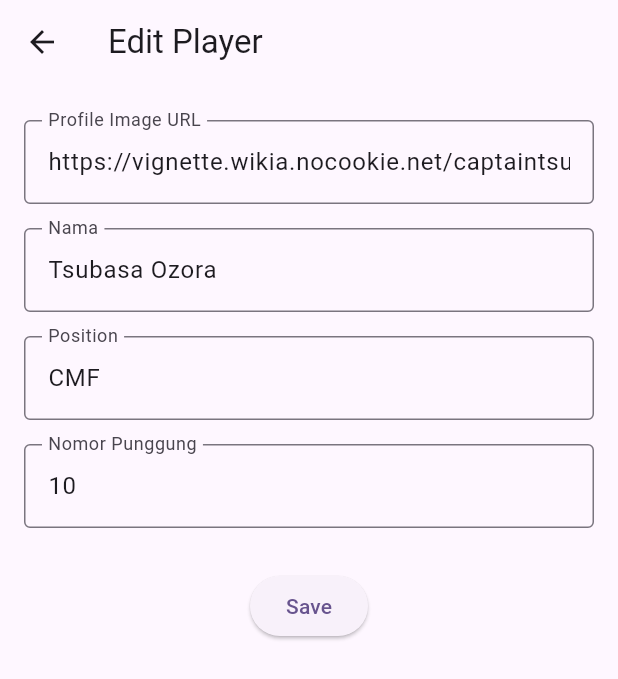
After one commit to XOsmar969/tugas1_part2_flutter_11pplg1_27, a Flutter app: the FootballPage screen opened by its route, after a tap on "Tsubasa Ozora", on a phone screen of 412 x 824 dp. The commit adds this screen. Shown: the top 679 px of the screen. Run offline on Flutter 3.47's test engine with Material 3 defaults, Android fonts, the phone set to English and light mode, and no system bars; our stand-ins replace get; network calls fail.

Commit message:
Fix FootballEditController injection error

```diff
--- /dev/null
+++ b/latihan1/lib/component/input_field.dart
@@ -0,0 +1,62 @@
+import 'package:flutter/material.dart';
+
+class InputField extends StatefulWidget {
+  final String label;
+  final TextEditingController controller;
+  final bool isPassword;
+  final VoidCallback? onTap;
+  final bool readOnly;
+
+  const InputField({
+    super.key,
+    required this.label,
+    required this.controller,
+    this.isPassword = false,
+    this.onTap,
+    this.readOnly = false,
+  });
+
+  @override
+  State<InputField> createState() => _InputFieldState();
+}
+
+class _InputFieldState extends State<InputField> {
+  bool _obscureText = true;
+
+  @override
+  void initState() {
+    super.initState();
+    _obscureText = widget.isPassword;
+  }
+
+  @override
+  Widget build(BuildContext context) {
+    return Container(
+      margin: const EdgeInsets.symmetric(vertical: 8),
+      child: TextField(
+        controller: widget.controller,
+        obscureText: widget.isPassword ? _obscureText : false,
+        readOnly: widget.readOnly,
+        onTap: widget.onTap,
+        keyboardType: widget.label.toLowerCase().contains("email")
+            ? TextInputType.emailAddress
+            : TextInputType.text,
+        decoration: InputDecoration(
+          labelText: widget.label,
+          border: const OutlineInputBorder(),
+          suffixIcon: widget.isPassword
+              ? IconButton(
+                  icon: Icon(
+                      _obscureText ? Icons.visibility : Icons.visibility_off),
+                  onPressed: () {
+                    setState(() {
+                      _obscureText = !_obscureText;
+                    });
+                  },
+                )
+              : null,
+        ),
+      ),
+    );
+  }
+}
--- /dev/null
+++ b/latihan1/lib/controllers/footbal_controller.dart
@@ -0,0 +1,67 @@
+import 'package:get/get.dart';
+import 'package:latihan1/models/player.dart';
+
+class FootballController extends GetxController {
+  var players = <Player>[
+    Player(
+      profileImage:
+          'https://vignette.wikia.nocookie.net/captaintsubasa/images/4/40/Tsubasa_Japan_(DT).png/revision/latest?cb=20180813011141',
+      nama: "Tsubasa Ozora",
+      position: "CMF",
+      nomorPunggung: 10,
+    ),
+    Player(
+      profileImage:
+          'https://tse2.mm.bing.net/th/id/OIP.D0D-khjNuImMMGa-lrWxLwHaE3?pid=Api&P=0&h=180',
+      nama: "Genzo Wakabayashi",
+      position: "GK",
+      nomorPunggung: 1,
+    ),
+    Player(
+      profileImage:
+          'https://tse3.mm.bing.net/th/id/OIP.5dSrfgTfOFIaccUV6_HmIQHaEK?pid=Api&P=0&h=180',
+      nama: "Jun Misugi",
+      position: "CB",
+      nomorPunggung: 6,
+    ),
+    Player(
+      profileImage:
+          'https://tse4.mm.bing.net/th/id/OIP.eb_lJhkoH0wpuVBX5dGd_AHaEm?pid=Api&P=0&h=180',
+      nama: "Taro Misaki",
+      position: "AMF",
+      nomorPunggung: 11,
+    ),
+    Player(
+      profileImage:
+          'https://tse2.mm.bing.net/th/id/OIP.YXqbKBHKVc66or65bOiwBAHaFg?pid=Api&P=0&h=180',
+      nama: "Kojiro Hyuga",
+      position: "CF",
+      nomorPunggung: 9,
+    ),
+    Player(
+      profileImage:
+          'https://tse3.mm.bing.net/th/id/OIP.yVFDKktz8EQCOzcvWRVEZAHaH2?pid=Api&P=0&h=180',
+      nama: "Hikaru Matsuyama",
+      position: "DMF",
+      nomorPunggung: 5,
+    ),
+    Player(
+      profileImage:
+          'https://tse1.mm.bing.net/th/id/OIP.p6K7SuLsBwAbzRzoKTW2awHaHa?pid=Api&P=0&h=180',
+      nama: "Shingo Aoi",
+      position: "RMF",
+      nomorPunggung: 7,
+    ),
+    Player(
+      profileImage:
+          'https://tse3.mm.bing.net/th/id/OIP.bmNvzaaNdOyEDz7n_leyRgHaE3?pid=Api&P=0&h=180',
+      nama: "Ryo Ishizaki",
+      position: "CB",
+      nomorPunggung: 2,
+    ),
+  ].obs;
+
+  void updatePlayer(int index, Player newPlayer) {
+    players[index] = newPlayer;
+  }
+}
--- /dev/null
+++ b/latihan1/lib/controllers/football_edit_controller.dart
@@ -0,0 +1,35 @@
+import 'package:flutter/material.dart';
+import 'package:get/get.dart';
+import 'package:latihan1/controllers/footbal_controller.dart';
+import 'package:latihan1/models/player.dart';
+
+
+class FootballEditController extends GetxController {
+  final footballController = Get.find<FootballController>();
+
+  late TextEditingController namaController;
+  late TextEditingController positionController;
+  late TextEditingController nomorController;
+  late TextEditingController imageController;
+
+  late int playerIndex;
+
+  void loadPlayerData(Player player, int index) {
+    namaController = TextEditingController(text: player.nama);
+    positionController = TextEditingController(text: player.position);
+    nomorController = TextEditingController(text: player.nomorPunggung.toString());
+    imageController = TextEditingController(text: player.profileImage);
+    playerIndex = index;
+  }
+
+  void savePlayer() {
+    final updatedPlayer = Player(
+      profileImage: imageController.text,
+      nama: namaController.text,
+      position: positionController.text,
+      nomorPunggung: int.tryParse(nomorController.text) ?? 0,
+    );
+    footballController.updatePlayer(playerIndex, updatedPlayer);
+    Get.back();
+  }
+}
--- a/latihan1/lib/main.dart
+++ b/latihan1/lib/main.dart
@@ -2,6 +2,8 @@ import 'package:flutter/material.dart';
 import 'package:get/get.dart';
 import 'package:latihan1/login_page.dart';
 import 'package:latihan1/pages/calculator_page.dart';
+import 'package:latihan1/routes/pages.dart';
+import 'package:latihan1/routes/routes.dart';
 
 
 void main() {
@@ -18,8 +20,10 @@ class MyApp extends StatelessWidget {
       title: 'Flutter Demo',
       theme: ThemeData(
         colorScheme: ColorScheme.fromSeed(seedColor: Colors.deepPurple),
+
       ),
-      home: CalculatorPage(),
+      initialRoute: AppRoutes.calculator,
+      getPages: AppPages.pages,
     );
   }
 }
--- /dev/null
+++ b/latihan1/lib/models/player.dart
@@ -0,0 +1,13 @@
+class Player {
+  String profileImage;
+  String nama;
+  String position;
+  int nomorPunggung;
+
+  Player({
+    required this.profileImage,
+    required this.nama,
+    required this.position,
+    required this.nomorPunggung,
+  });
+}
--- a/latihan1/lib/pages/calculator_page.dart
+++ b/latihan1/lib/pages/calculator_page.dart
@@ -1,6 +1,7 @@
 import 'package:flutter/material.dart';
 import 'package:get/get.dart';
 import 'package:latihan1/controllers/calculator_controller.dart';
+import 'package:latihan1/routes/routes.dart';
 import 'package:latihan1/widgets/widget_button.dart';
 import 'package:latihan1/widgets/widget_textfield.dart';
 
@@ -69,10 +70,10 @@ class CalculatorPage extends StatelessWidget {
             ),
             Obx(() => Text("Hasil " + calculatorController.Hasil.value)),
             CustomButton(
-              text: "Clear",
+              text: "Move to footballplayer",
               textColor: Colors.green,
               onPressed: () {
-                calculatorController.clear();
+                Get.toNamed(AppRoutes.footballplayer);
               },
             ),
           ],
--- /dev/null
+++ b/latihan1/lib/pages/football_edit_page.dart
@@ -0,0 +1,35 @@
+import 'package:flutter/material.dart';
+import 'package:get/get.dart';
+import 'package:latihan1/component/input_field.dart';
+import 'package:latihan1/controllers/football_edit_controller.dart';
+
+
+class FootballEditPage extends StatelessWidget {
+  FootballEditPage({super.key});
+  final FootballEditController editController = Get.find<FootballEditController>();
+
+  @override
+  Widget build(BuildContext context) {
+    return Scaffold(
+      appBar: AppBar(title: Text("Edit Player")),
+      body: SingleChildScrollView(
+        padding: EdgeInsets.all(16),
+        child: Column(
+          children: [
+            InputField(label: "Profile Image URL", controller: editController.imageController),
+            InputField(label: "Nama", controller: editController.namaController),
+            InputField(label: "Position", controller: editController.positionController),
+            InputField(label: "Nomor Punggung", controller: editController.nomorController),
+            SizedBox(height: 20),
+            ElevatedButton(
+              onPressed: () {
+                editController.savePlayer();
+              },
+              child: Text("Save"),
+            )
+          ],
+        ),
+      ),
+    );
+  }
+}
--- /dev/null
+++ b/latihan1/lib/pages/football_page.dart
@@ -0,0 +1,39 @@
+import 'package:flutter/material.dart';
+import 'package:get/get.dart';
+import 'package:latihan1/controllers/footbal_controller.dart';
+import 'package:latihan1/controllers/football_edit_controller.dart';
+import 'package:latihan1/models/player.dart';
+import 'package:latihan1/routes/routes.dart';
+
+class FootballPage extends StatelessWidget {
+  FootballPage({super.key});
+  final FootballController footballController = Get.put(FootballController());
+
+  @override
+  Widget build(BuildContext context) {
+    return Scaffold(
+      appBar: AppBar(
+        title: Text("Football Players"),
+      ),
+      body: Container(
+        margin: EdgeInsets.all(10),
+        child: Obx(() => ListView.builder(
+          itemCount: footballController.players.length,
+          itemBuilder: (context, index) {
+            final player = footballController.players[index];
+            return ListTile(
+              leading: CircleAvatar(backgroundImage: NetworkImage(player.profileImage)),
+              onTap: () {
+                final editController = Get.put(FootballEditController());
+                editController.loadPlayerData(player, index);
+                Get.toNamed(AppRoutes.footballeditplayer);
+              },
+              title: Text(player.nama),
+              subtitle: Text("${player.position} • #${player.nomorPunggung}"),
+            );
+          },
+        )),
+      ),
+    );
+  }
+}
--- /dev/null
+++ b/latihan1/lib/routes/pages.dart
@@ -0,0 +1,14 @@
+
+import 'package:get/get.dart';
+import 'package:latihan1/pages/calculator_page.dart';
+import 'package:latihan1/pages/football_edit_page.dart';
+import 'package:latihan1/pages/football_page.dart';
+import 'package:latihan1/routes/routes.dart';
+
+class AppPages {
+  static final pages = [
+    GetPage(name: AppRoutes.calculator, page: () => CalculatorPage()),
+    GetPage(name: AppRoutes.footballplayer, page: () => FootballPage()),
+    GetPage(name: AppRoutes.footballeditplayer, page: () => FootballEditPage()),
+  ];
+}
--- /dev/null
+++ b/latihan1/lib/routes/routes.dart
@@ -0,0 +1,6 @@
+class AppRoutes {
+ static const String calculator = "/calculator";
+ static const String footballplayer = "/footballplayer";
+ static const String footballeditplayer = "/footballEdit";
+
+}
--- a/latihan1/lib/widgets/widget_textfield.dart
+++ b/latihan1/lib/widgets/widget_textfield.dart
@@ -13,9 +13,9 @@ class MyTextField extends StatelessWidget {
   @override
   Widget build(BuildContext context) {
     return TextField(
-      controller: textEditingController, // ✅ Ini penting agar bisa di-clear
+      controller: textEditingController,
       decoration: InputDecoration(
-        labelText: labelText, // ✅ Lebih baik pakai labelText langsung
+        labelText: labelText,
         border: OutlineInputBorder(),
       ),
     );
```
